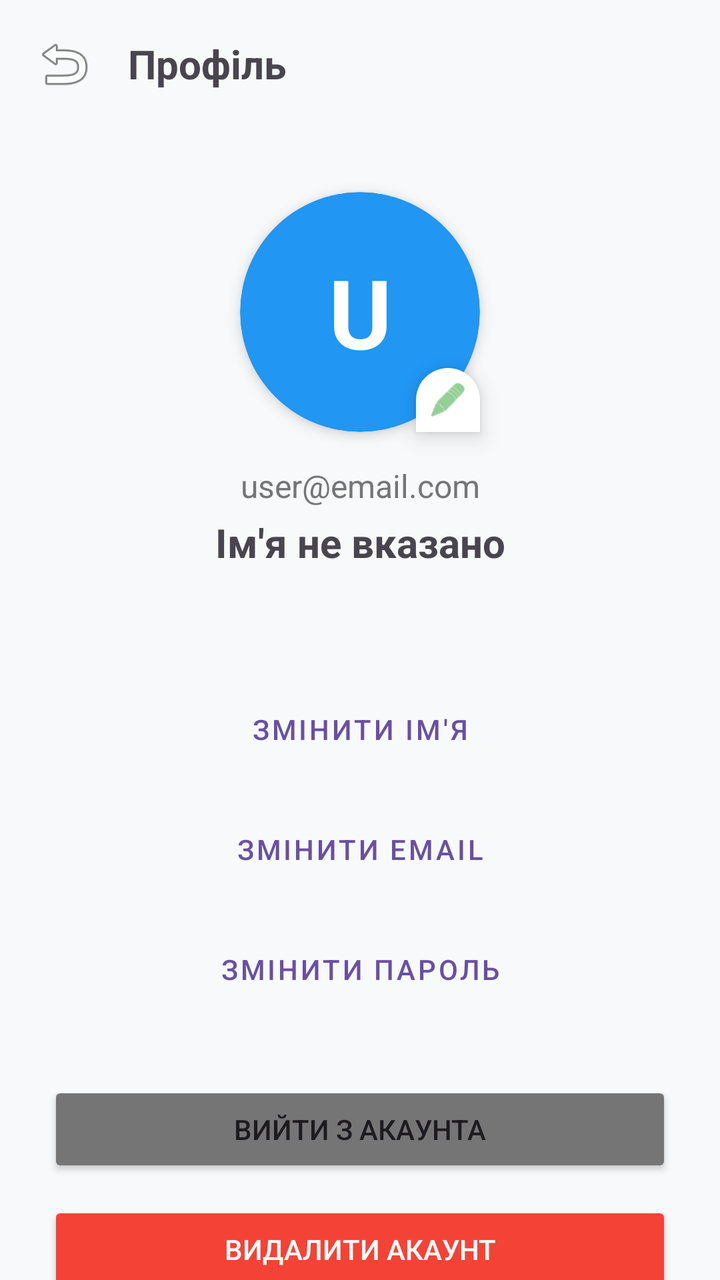
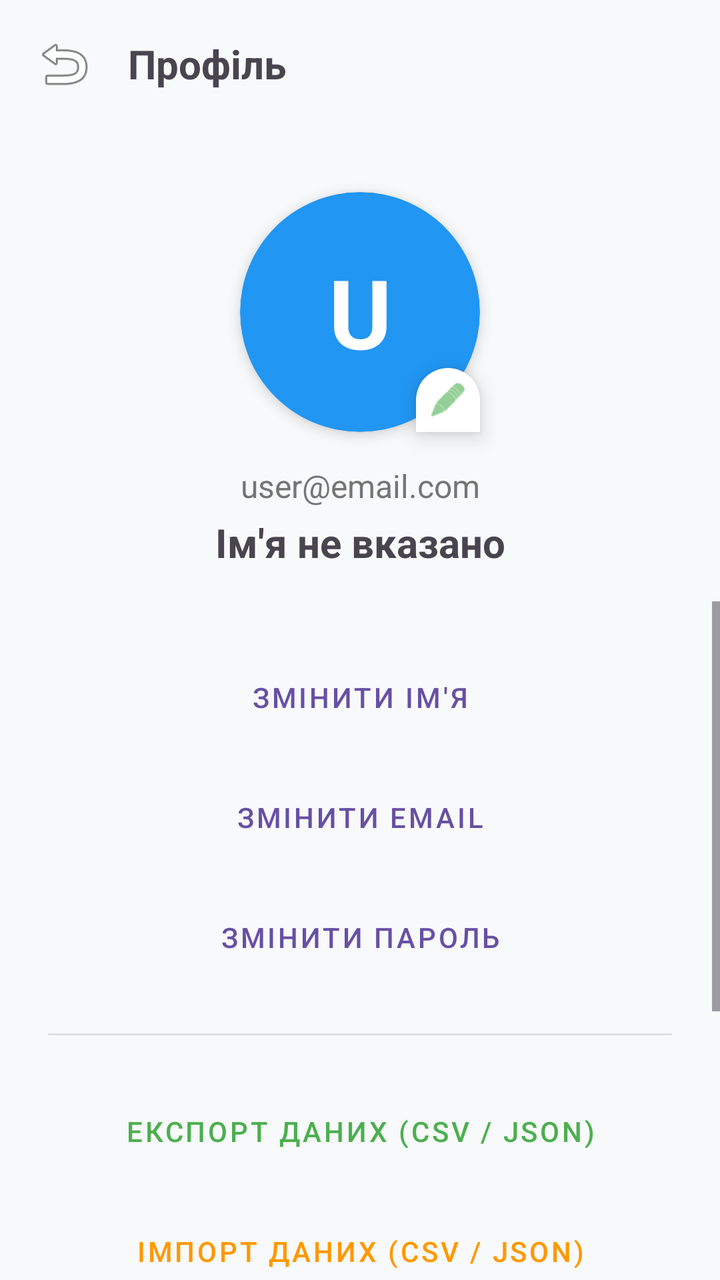

Compare the two renders of this Android layout. The source of the first and the diff that turns it into the second are given below.
<!-- AndroidManifest.xml: application theme Theme.MyFinance -->
<!-- res/layout/activity_profile.xml -->
<?xml version="1.0" encoding="utf-8"?>
<androidx.constraintlayout.widget.ConstraintLayout xmlns:android="http://schemas.android.com/apk/res/android"
    xmlns:app="http://schemas.android.com/apk/res-auto"
    xmlns:tools="http://schemas.android.com/tools"
    android:layout_width="match_parent"
    android:layout_height="match_parent"
    android:background="#F8F9FA"
    tools:context=".ProfileActivity">

    <LinearLayout
        android:id="@+id/toolbar"
        android:layout_width="match_parent"
        android:layout_height="wrap_content"
        android:orientation="horizontal"
        android:padding="16dp"
        app:layout_constraintTop_toTopOf="parent">

        <ImageView
            android:id="@+id/btnBack"
            android:layout_width="32dp"
            android:layout_height="32dp"
            android:src="@android:drawable/ic_menu_revert"
            android:contentDescription="Назад" />

        <TextView
            android:layout_width="wrap_content"
            android:layout_height="wrap_content"
            android:layout_marginStart="16dp"
            android:layout_gravity="center_vertical"
            android:text="Профіль"
            android:textSize="20sp"
            android:textStyle="bold" />
    </LinearLayout>

    <androidx.cardview.widget.CardView
        android:id="@+id/cvBigProfile"
        android:layout_width="120dp"
        android:layout_height="120dp"
        android:layout_marginTop="32dp"
        android:clickable="true"
        android:focusable="true"
        android:foreground="?android:attr/selectableItemBackground"
        app:cardCornerRadius="60dp"
        app:cardBackgroundColor="#2196F3"
        app:cardElevation="4dp"
        app:layout_constraintTop_toBottomOf="@id/toolbar"
        app:layout_constraintStart_toStartOf="parent"
        app:layout_constraintEnd_toEndOf="parent">

        
        <TextView
            android:id="@+id/tvBigProfileLetter"
            android:layout_width="match_parent"
            android:layout_height="match_parent"
            android:gravity="center"
            android:text="U"
            android:textColor="#FFFFFF"
            android:textSize="48sp"
            android:textStyle="bold" />

        
        <ImageView
            android:id="@+id/ivBigProfile"
            android:layout_width="match_parent"
            android:layout_height="match_parent"
            android:scaleType="centerCrop"
            android:visibility="gone" />

    </androidx.cardview.widget.CardView>

    
    <ImageView
        android:layout_width="32dp"
        android:layout_height="32dp"
        android:src="@android:drawable/ic_menu_edit"
        app:tint="#4CAF50"
        android:background="@drawable/rounded_bottom_sheet"
        android:padding="6dp"
        android:elevation="6dp"
        app:layout_constraintBottom_toBottomOf="@id/cvBigProfile"
        app:layout_constraintEnd_toEndOf="@id/cvBigProfile" />

    <TextView
        android:id="@+id/tvEmailDisplay"
        android:layout_width="wrap_content"
        android:layout_height="wrap_content"
        android:layout_marginTop="16dp"
        android:text="user@email.com"
        android:textSize="16sp"
        android:textColor="#757575"
        app:layout_constraintTop_toBottomOf="@id/cvBigProfile"
        app:layout_constraintStart_toStartOf="parent"
        app:layout_constraintEnd_toEndOf="parent" />

    <TextView
        android:id="@+id/tvNameDisplay"
        android:layout_width="wrap_content"
        android:layout_height="wrap_content"
        android:layout_marginTop="4dp"
        android:text="Ім'я не вказано"
        android:textSize="20sp"
        android:textStyle="bold"
        app:layout_constraintTop_toBottomOf="@id/tvEmailDisplay"
        app:layout_constraintStart_toStartOf="parent"
        app:layout_constraintEnd_toEndOf="parent" />

    <LinearLayout
        android:layout_width="match_parent"
        android:layout_height="wrap_content"
        android:orientation="vertical"
        android:padding="24dp"
        android:layout_marginTop="32dp"
        app:layout_constraintTop_toBottomOf="@id/tvNameDisplay">

        <Button
            android:id="@+id/btnChangeName"
            style="@style/Widget.MaterialComponents.Button.OutlinedButton"
            android:layout_width="match_parent"
            android:layout_height="wrap_content"
            android:text="Змінити ім'я"
            android:layout_marginBottom="12dp"/>

        <Button
            android:id="@+id/btnChangeEmail"
            style="@style/Widget.MaterialComponents.Button.OutlinedButton"
            android:layout_width="match_parent"
            android:layout_height="wrap_content"
            android:text="Змінити Email"
            android:layout_marginBottom="12dp"/>

        <Button
            android:id="@+id/btnChangePassword"
            style="@style/Widget.MaterialComponents.Button.OutlinedButton"
            android:layout_width="match_parent"
            android:layout_height="wrap_content"
            android:text="Змінити Пароль"
            android:layout_marginBottom="32dp"/>

        <Button
            android:id="@+id/btnLogout"
            android:layout_width="match_parent"
            android:layout_height="wrap_content"
            android:text="Вийти з акаунта"
            android:backgroundTint="#757575"
            android:layout_marginBottom="12dp"/>

        <Button
            android:id="@+id/btnDeleteAccount"
            android:layout_width="match_parent"
            android:layout_height="wrap_content"
            android:text="Видалити акаунт"
            android:textColor="#FFFFFF"
            android:backgroundTint="#F44336" />

    </LinearLayout>

    <ProgressBar
        android:id="@+id/progressBar"
        android:layout_width="wrap_content"
        android:layout_height="wrap_content"
        android:visibility="gone"
        app:layout_constraintTop_toTopOf="parent"
        app:layout_constraintBottom_toBottomOf="parent"
        app:layout_constraintStart_toStartOf="parent"
        app:layout_constraintEnd_toEndOf="parent" />

</androidx.constraintlayout.widget.ConstraintLayout>
<!-- resources referenced by this layout -->
<resources>
  <!-- drawable rounded_bottom_sheet (drawable) -->
  <?xml version="1.0" encoding="utf-8"?>
  <shape xmlns:android="http://schemas.android.com/apk/res/android"
      android:shape="rectangle">
      <solid android:color="#FFFFFF" />
      <corners
          android:topLeftRadius="24dp"
          android:topRightRadius="24dp" />
  </shape>
  <style name="Theme.MyFinance" parent="Base.Theme.MyFinance" />
  <style name="Base.Theme.MyFinance" parent="Theme.Material3.DayNight.NoActionBar">
          
          
      </style>
</resources>

<!-- the commit's change to res/layout/activity_profile.xml (unified diff, before → after) -->
@@ -32,6 +32,7 @@
             android:textStyle="bold" />
     </LinearLayout>
 
+    
     <androidx.cardview.widget.CardView
         android:id="@+id/cvBigProfile"
         android:layout_width="120dp"
@@ -47,7 +48,6 @@
         app:layout_constraintStart_toStartOf="parent"
         app:layout_constraintEnd_toEndOf="parent">
 
-        
         <TextView
             android:id="@+id/tvBigProfileLetter"
             android:layout_width="match_parent"
@@ -58,17 +58,14 @@
             android:textSize="48sp"
             android:textStyle="bold" />
 
-        
         <ImageView
             android:id="@+id/ivBigProfile"
             android:layout_width="match_parent"
             android:layout_height="match_parent"
             android:scaleType="centerCrop"
             android:visibility="gone" />
-
     </androidx.cardview.widget.CardView>
 
-    
     <ImageView
         android:layout_width="32dp"
         android:layout_height="32dp"
@@ -104,55 +101,100 @@
         app:layout_constraintStart_toStartOf="parent"
         app:layout_constraintEnd_toEndOf="parent" />
 
-    <LinearLayout
+    
+    <ScrollView
         android:layout_width="match_parent"
-        android:layout_height="wrap_content"
-        android:orientation="vertical"
-        android:padding="24dp"
-        android:layout_marginTop="32dp"
-        app:layout_constraintTop_toBottomOf="@id/tvNameDisplay">
-
-        <Button
-            android:id="@+id/btnChangeName"
-            style="@style/Widget.MaterialComponents.Button.OutlinedButton"
+        android:layout_height="0dp"
+        android:layout_marginTop="16dp"
+        app:layout_constraintTop_toBottomOf="@id/tvNameDisplay"
+        app:layout_constraintBottom_toBottomOf="parent">
+
+        <LinearLayout
             android:layout_width="match_parent"
             android:layout_height="wrap_content"
-            android:text="Змінити ім'я"
-            android:layout_marginBottom="12dp"/>
-
-        <Button
-            android:id="@+id/btnChangeEmail"
-            style="@style/Widget.MaterialComponents.Button.OutlinedButton"
-            android:layout_width="match_parent"
-            android:layout_height="wrap_content"
-            android:text="Змінити Email"
-            android:layout_marginBottom="12dp"/>
-
-        <Button
-            android:id="@+id/btnChangePassword"
-            style="@style/Widget.MaterialComponents.Button.OutlinedButton"
-            android:layout_width="match_parent"
-            android:layout_height="wrap_content"
-            android:text="Змінити Пароль"
-            android:layout_marginBottom="32dp"/>
-
-        <Button
-            android:id="@+id/btnLogout"
-            android:layout_width="match_parent"
-            android:layout_height="wrap_content"
-            android:text="Вийти з акаунта"
-            android:backgroundTint="#757575"
-            android:layout_marginBottom="12dp"/>
-
-        <Button
-            android:id="@+id/btnDeleteAccount"
-            android:layout_width="match_parent"
-            android:layout_height="wrap_content"
-            android:text="Видалити акаунт"
-            android:textColor="#FFFFFF"
-            android:backgroundTint="#F44336" />
-
-    </LinearLayout>
+            android:orientation="vertical"
+            android:padding="24dp">
+
+            <Button
+                android:id="@+id/btnChangeName"
+                style="@style/Widget.MaterialComponents.Button.OutlinedButton"
+                android:layout_width="match_parent"
+                android:layout_height="wrap_content"
+                android:text="Змінити ім'я"
+                android:layout_marginBottom="12dp"/>
+
+            <Button
+                android:id="@+id/btnChangeEmail"
+                style="@style/Widget.MaterialComponents.Button.OutlinedButton"
+                android:layout_width="match_parent"
+                android:layout_height="wrap_content"
+                android:text="Змінити Email"
+                android:layout_marginBottom="12dp"/>
+
+            <Button
+                android:id="@+id/btnChangePassword"
+                style="@style/Widget.MaterialComponents.Button.OutlinedButton"
+                android:layout_width="match_parent"
+                android:layout_height="wrap_content"
+                android:text="Змінити Пароль"
+                android:layout_marginBottom="24dp"/>
+
+            <View
+                android:layout_width="match_parent"
+                android:layout_height="1dp"
+                android:background="#E0E0E0"
+                android:layout_marginBottom="24dp"/>
+
+            
+            <Button
+                android:id="@+id/btnExportData"
+                style="@style/Widget.MaterialComponents.Button.OutlinedButton"
+                android:layout_width="match_parent"
+                android:layout_height="wrap_content"
+                android:text="Експорт даних (CSV / JSON)"
+                app:icon="@android:drawable/ic_menu_save"
+                app:strokeColor="#4CAF50"
+                android:textColor="#4CAF50"
+                app:iconTint="#4CAF50"
+                android:layout_marginBottom="12dp"/>
+
+            <Button
+                android:id="@+id/btnImportData"
+                style="@style/Widget.MaterialComponents.Button.OutlinedButton"
+                android:layout_width="match_parent"
+                android:layout_height="wrap_content"
+                android:text="Імпорт даних (CSV / JSON)"
+                app:icon="@android:drawable/ic_menu_upload"
+                app:strokeColor="#FF9800"
+                android:textColor="#FF9800"
+                app:iconTint="#FF9800"
+                android:layout_marginBottom="24dp"/>
+
+            <View
+                android:layout_width="match_parent"
+                android:layout_height="1dp"
+                android:background="#E0E0E0"
+                android:layout_marginBottom="24dp"/>
+
+            <Button
+                android:id="@+id/btnLogout"
+                android:layout_width="match_parent"
+                android:layout_height="wrap_content"
+                android:text="Вийти з акаунта"
+                android:backgroundTint="#757575"
+                android:layout_marginBottom="12dp"/>
+
+            <Button
+                android:id="@+id/btnDeleteAccount"
+                android:layout_width="match_parent"
+                android:layout_height="wrap_content"
+                android:text="Видалити акаунт"
+                android:textColor="#FFFFFF"
+                android:backgroundTint="#F44336"
+                android:layout_marginBottom="32dp"/>
+
+        </LinearLayout>
+    </ScrollView>
 
     <ProgressBar
         android:id="@+id/progressBar"
